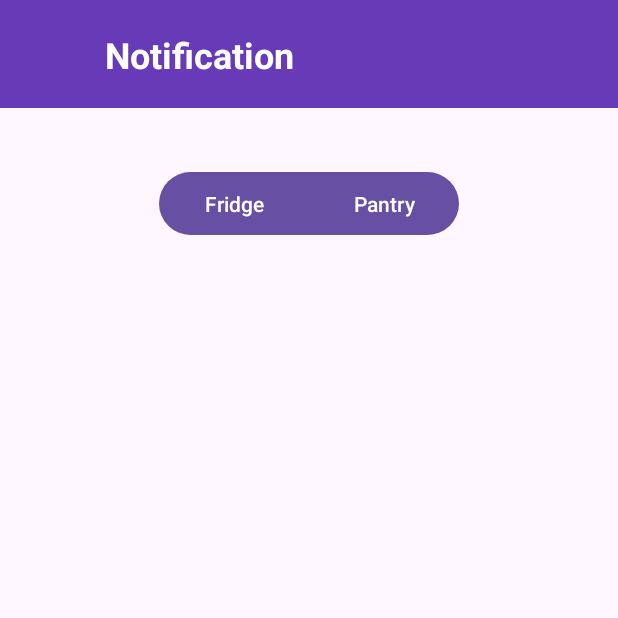
After one commit to yusavaa/tubes-pab, an Android app: the Notification screen opened directly, with no data from a screen before it, on a phone screen of 412 x 824 dp, the top half of it. The commit adds this screen. Run offline under Robolectric (Android 15) with nearby library versions, the light colour scheme and no system bars.

Commit message:
ini dari ncip tampilan notif dan article

```diff
--- a/app/src/main/AndroidManifest.xml
+++ b/app/src/main/AndroidManifest.xml
@@ -13,6 +13,12 @@
         android:theme="@style/Theme.TubesPAB"
         tools:targetApi="31">
         <activity
+            android:name=".Article"
+            android:exported="false" />
+        <activity
+            android:name=".Notification"
+            android:exported="false" />
+        <activity
             android:name=".MainActivity"
             android:exported="true">
             <intent-filter>
--- a/app/src/main/java/com/example/tubespab/MainActivity.kt
+++ b/app/src/main/java/com/example/tubespab/MainActivity.kt
@@ -12,6 +12,7 @@ import com.google.firebase.database.DatabaseError
 import com.google.firebase.database.FirebaseDatabase
 import com.google.firebase.database.ValueEventListener
 import com.google.firebase.database.getValue
+
 
 /*
     Anggota:
--- /dev/null
+++ b/app/src/main/java/com/example/tubespab/Notification.kt
@@ -0,0 +1,20 @@
+package com.example.tubespab
+
+import android.os.Bundle
+import androidx.activity.enableEdgeToEdge
+import androidx.appcompat.app.AppCompatActivity
+import androidx.core.view.ViewCompat
+import androidx.core.view.WindowInsetsCompat
+
+class Notification : AppCompatActivity() {
+    override fun onCreate(savedInstanceState: Bundle?) {
+        super.onCreate(savedInstanceState)
+        enableEdgeToEdge()
+        setContentView(R.layout.activity_notification)
+        ViewCompat.setOnApplyWindowInsetsListener(findViewById(R.id.main)) { v, insets ->
+            val systemBars = insets.getInsets(WindowInsetsCompat.Type.systemBars())
+            v.setPadding(systemBars.left, systemBars.top, systemBars.right, systemBars.bottom)
+            insets
+        }
+    }
+}
--- /dev/null
+++ b/app/src/main/res/layout/activity_notification.xml
@@ -0,0 +1,60 @@
+<?xml version="1.0" encoding="utf-8"?>
+<LinearLayout
+    xmlns:android="http://schemas.android.com/apk/res/android"
+    xmlns:app="http://schemas.android.com/apk/res-auto"
+    xmlns:tools="http://schemas.android.com/tools"
+    android:id="@+id/main"
+    android:layout_width="match_parent"
+    android:layout_height="match_parent"
+    tools:context=".Notification"
+    android:orientation="vertical">
+
+    <LinearLayout
+        android:layout_width="match_parent"
+        android:layout_height="72dp"
+        android:background="#673AB7"
+        android:orientation="vertical">
+
+        <TextView
+            android:id="@+id/tvTitle"
+            android:layout_width="match_parent"
+            android:layout_height="wrap_content"
+            android:layout_marginTop="20dp"
+            android:gravity="left"
+            android:paddingStart="70dp"
+            android:text="Notification"
+            android:textColor="#FFFFFF"
+            android:textSize="24sp"
+            android:textStyle="bold" />
+    </LinearLayout>
+
+    <LinearLayout
+        android:layout_width="match_parent"
+        android:layout_height="88dp"
+        android:gravity="center"
+        android:orientation="horizontal">
+
+        <com.google.android.material.button.MaterialButtonToggleGroup
+            android:layout_width="200dp"
+            android:layout_height="50dp"
+            android:layout_gravity="center"
+            android:layout_marginTop="20dp">
+
+            <com.google.android.material.button.MaterialButton
+                android:layout_width="100dp"
+                android:layout_height="match_parent"
+                android:gravity="center"
+                android:padding="0dp"
+                android:text="Fridge" />
+
+            <com.google.android.material.button.MaterialButton
+                android:layout_width="100dp"
+                android:layout_height="match_parent"
+                android:padding="0dp"
+                android:text="Pantry" />
+        </com.google.android.material.button.MaterialButtonToggleGroup>
+
+    </LinearLayout>
+
+
+    </LinearLayout>
```
Also changed, not shown: app/src/main/java/com/example/tubespab/Article.kt (added, +20 -0 lines), app/src/main/java/com/example/tubespab/NotificationActivity.kt (added, +13 -0 lines), app/src/main/res/layout/activity_article.xml (added, +30 -0 lines), app/src/main/res/layout/article_card.xml (added, +44 -0 lines), app/src/main/res/layout/notification_card.xml (added, +43 -0 lines), app/src/main/res/drawable/cake.png (added), app/src/main/res/drawable/daging.png (added), app/src/main/res/drawable/susu.png (added), 7 other files.
